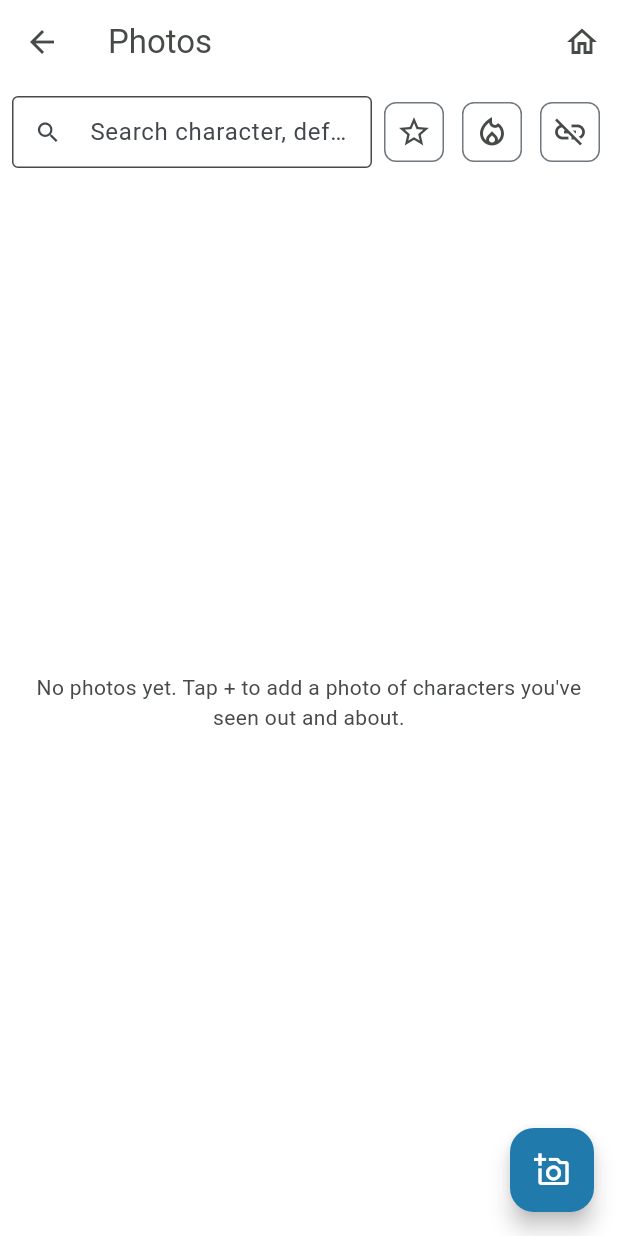
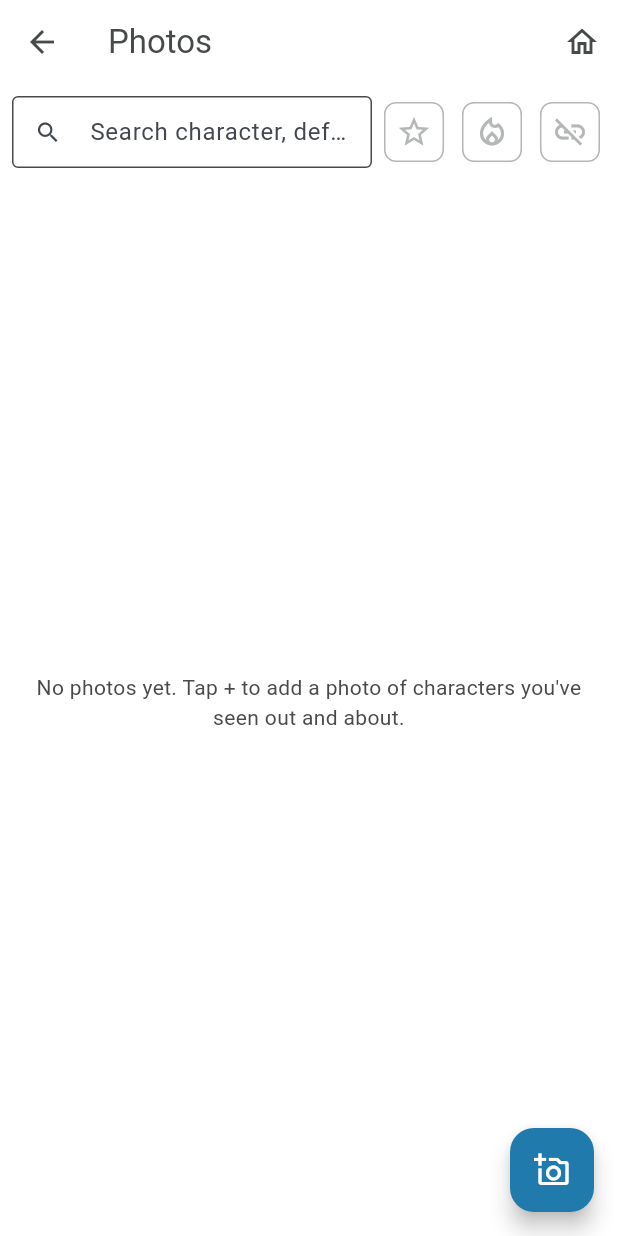
Before and after one commit to Diana-Cornescu/cantonese_dictionary, a Flutter app: the GalleryScreen screen opened directly with empty values, on a phone screen of 412 x 824 dp. Run offline on Flutter 3.47's test engine with Material 3 defaults, Android fonts, the phone set to English and light mode, and no system bars; our stand-ins replace drift, drift_flutter, file_picker, image_picker; accounts and stored records are empty; generated files the repository leaves out were written again.

Commit message:
Drop theme colors and background from the filter and toggle buttons for star and hard

```diff
--- a/lib/theme/app_colors.dart
+++ b/lib/theme/app_colors.dart
@@ -7,7 +7,8 @@ import 'package:flutter/material.dart';
 /// Usage across the app:
 ///   - White background, blue tones (cerulean/cobaltBlue/tropicalTeal) for
 ///     buttons, selected states, and hover — everywhere.
-///   - ironGrey for default icons and text.
+///   - ironGrey for default icons and text, silverGrey for an off/inactive
+///     one (a filter button that isn't filtering).
 ///   - Semantic highlight colors (star, success/"correct", danger/
 ///     "incorrect"/destructive) are red/gold/green, applied explicitly at
 ///     the call site rather than through the general theme.
@@ -18,6 +19,8 @@ class AppColors {
   static const brickRed = Color(0xFFAC2220);
   static const darkGoldenrod = Color(0xFFAC8020);
   static const ironGrey = Color(0xFF474B48);
+  static const silverGrey = Color(0xFFB4B8B5); // ironGrey, lightened
+  static const paleGrey = Color(0xFFE6E9E7); // lighter again, for fills
   static const honeydew = Color(0xFFCDE2D1);
   static const tropicalTeal = Color(0xFF20AAAC);
   static const cerulean = Color(0xFF207BAC);
@@ -28,4 +31,7 @@ class AppColors {
   static const danger = brickRed; // "incorrect" answers, delete/destructive
   static const star = darkGoldenrod; // active star/favorite
   static const warning = darkGoldenrod; // mid-range accuracy
+  static const inactive = silverGrey; // filter buttons that aren't filtering
+  static const selectedOutline = Color(0xFF000000); // a selected toggle
+  static const selectedFill = paleGrey; // ...and its background
 }
--- a/lib/widgets/filter_icon_button.dart
+++ b/lib/widgets/filter_icon_button.dart
@@ -1,12 +1,22 @@
 import 'package:flutter/material.dart';
+
+import '../theme/app_colors.dart';
 
 /// One filter toggle for a list screen's search row.
 ///
-/// Off, it's a plain outlined icon that sits quietly next to the search
-/// box. On, it fills with the theme's container color, keeps a
-/// primary-colored border and switches to [onIcon] in [activeColor] — three
-/// signals at once, because "this list is being filtered" has to be
-/// readable at a glance. A colour tint on its own reads as a hover state.
+/// Off: a light grey icon in a light grey outline, sitting quietly next to
+/// the search box. On: the icon switches to [onIcon] in [activeColor] —
+/// gold for favorites, red for hard — the outline goes **black** and the
+/// button takes a **pale grey background**.
+///
+/// **Nothing here is theme-colored** (revised 2026-09-21). The first
+/// version filled the background and border with the current palette while
+/// filtering: loud, different in every color theme, and competing with the
+/// gold and red that carry the actual meaning. The greys and the black are
+/// fixed, so the only color in the button is the one that means something.
+///
+/// The character screen's toggle buttons wear the same three signals —
+/// see `_toggleButtonStyle` there.
 ///
 /// Shared by the home list and the photo gallery since 2026-09-21; it
 /// started as a private helper on the home list a day earlier.
@@ -21,7 +31,9 @@ class FilterIconButton extends StatelessWidget {
     this.activeColor,
   }) : offIcon = offIcon ?? onIcon;
 
-  /// Shown on hover/long-press. " (filtering)" is appended while [on].
+  /// Shown on hover/long-press. The same text whether or not it's on —
+  /// the icon already says that — so two of these side by side describe
+  /// themselves the same way.
   final String tooltip;
 
   final bool on;
@@ -34,32 +46,35 @@ class FilterIconButton extends StatelessWidget {
   /// The glyph while not filtering. Defaults to [onIcon].
   final IconData offIcon;
 
-  /// The icon's color while filtering. Left null it uses the container's
-  /// own foreground color, which is right for a filter with no meaning of
-  /// its own; star and hard pass the colors those two flags always use.
+  /// The icon's color while filtering. Left null it darkens to the app's
+  /// default icon grey, which is right for a filter with no color of its
+  /// own (the gallery's "unlinked"); star and hard pass the gold and red
+  /// those two flags always wear.
   final Color? activeColor;
 
   final VoidCallback onPressed;
 
   @override
   Widget build(BuildContext context) {
-    final colors = Theme.of(context).colorScheme;
     return Padding(
       padding: const EdgeInsets.only(left: 4),
       child: IconButton(
-        tooltip: on ? '$tooltip (filtering)' : tooltip,
+        tooltip: tooltip,
         onPressed: onPressed,
         icon: Icon(
           on ? onIcon : offIcon,
-          color: on ? (activeColor ?? colors.onPrimaryContainer) : null,
+          color: on ? (activeColor ?? AppColors.ironGrey) : AppColors.inactive,
         ),
         style: IconButton.styleFrom(
-          backgroundColor: on ? colors.primaryContainer : null,
+          backgroundColor: on ? AppColors.selectedFill : null,
           minimumSize: const Size(40, 40),
           padding: const EdgeInsets.all(8),
           shape: RoundedRectangleBorder(
-            borderRadius: BorderRadius.circular(8),
-            side: BorderSide(color: on ? colors.primary : colors.outline),
+            borderRadius: const BorderRadius.all(Radius.circular(8)),
+            side: BorderSide(
+              color: on ? AppColors.selectedOutline : AppColors.inactive,
+              width: on ? 2 : 1,
+            ),
           ),
         ),
       ),
```
Also changed, not shown: lib/features/character_detail/character_detail_screen.dart (+42 -10 lines), 1 other file.
